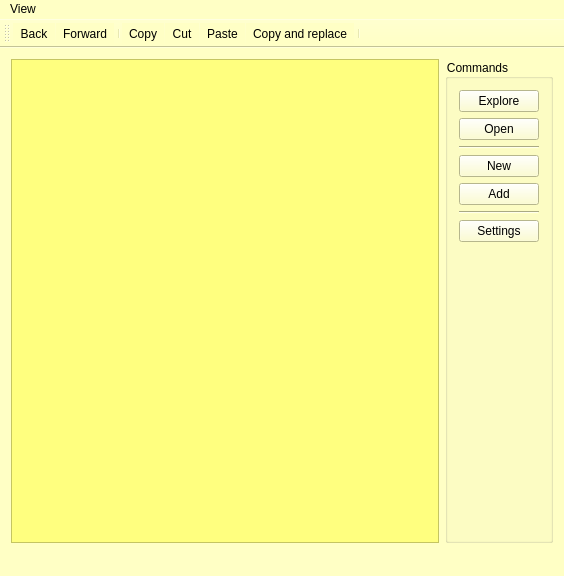
Old version of the form mainwindow.ui in the repository pile-contributors/pile-gui.
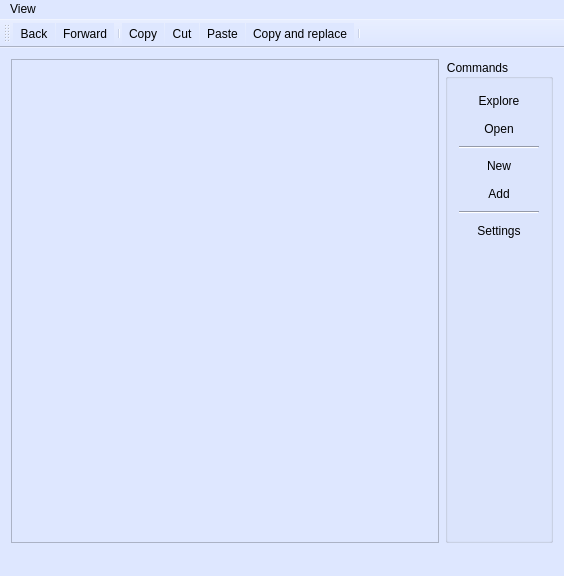
New version of the form. Icons and pictures are not drawn.

Commit message: And some colors again

```diff
--- a/mainwindow.ui
+++ b/mainwindow.ui
@@ -18,7 +18,7 @@
     <normaloff>:/icons/resources/icons/package.png</normaloff>:/icons/resources/icons/package.png</iconset>
   </property>
   <property name="styleSheet">
-   <string notr="true">background-color: rgb(255, 255, 197);</string>
+   <string notr="true">background-color: rgb(222, 231, 255)</string>
   </property>
   <widget class="QWidget" name="centralWidget">
    <layout class="QHBoxLayout" name="horizontalLayout">
@@ -28,7 +28,7 @@
        <enum>Qt::CustomContextMenu</enum>
       </property>
       <property name="styleSheet">
-       <string notr="true">background-color: rgb(255, 255, 127);</string>
+       <string notr="true"/>
       </property>
       <property name="alternatingRowColors">
        <bool>true</bool>
@@ -59,6 +59,9 @@
           <iconset resource="appres.qrc">
            <normaloff>:/icons/resources/icons/folder_explore.png</normaloff>:/icons/resources/icons/folder_explore.png</iconset>
          </property>
+         <property name="flat">
+          <bool>true</bool>
+         </property>
         </widget>
        </item>
        <item row="4" column="0">
@@ -70,6 +73,9 @@
           <iconset resource="appres.qrc">
            <normaloff>:/icons/resources/icons/package_add.png</normaloff>:/icons/resources/icons/package_add.png</iconset>
          </property>
+         <property name="flat">
+          <bool>true</bool>
+         </property>
         </widget>
        </item>
        <item row="1" column="0">
@@ -81,6 +87,9 @@
           <iconset resource="appres.qrc">
            <normaloff>:/icons/resources/icons/rocket.png</normaloff>:/icons/resources/icons/rocket.png</iconset>
          </property>
+         <property name="flat">
+          <bool>true</bool>
+         </property>
         </widget>
        </item>
        <item row="7" column="0">
@@ -105,6 +114,9 @@
           <iconset resource="appres.qrc">
            <normaloff>:/icons/resources/icons/package.png</normaloff>:/icons/resources/icons/package.png</iconset>
          </property>
+         <property name="flat">
+          <bool>true</bool>
+         </property>
         </widget>
        </item>
        <item row="5" column="0">
@@ -123,6 +135,9 @@
           <iconset resource="appres.qrc">
            <normaloff>:/icons/resources/icons/setting_tools.png</normaloff>:/icons/resources/icons/setting_tools.png</iconset>
          </property>
+         <property name="flat">
+          <bool>true</bool>
+         </property>
         </widget>
        </item>
        <item row="2" column="0">
```
The commit also changes 1 other file.
